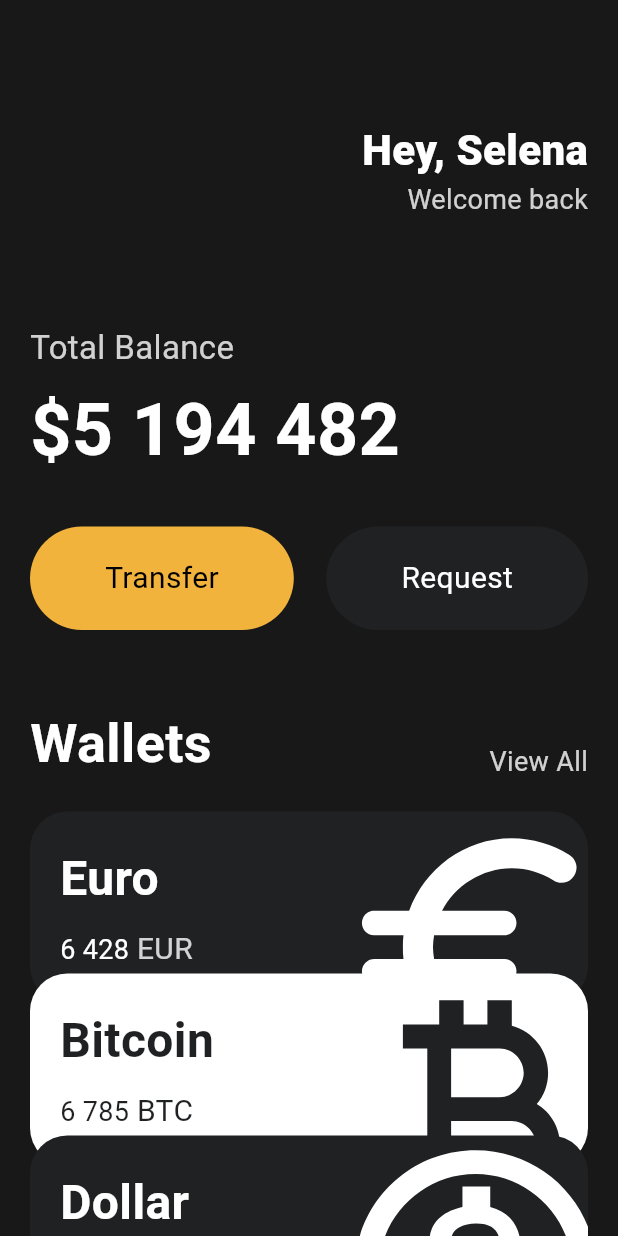
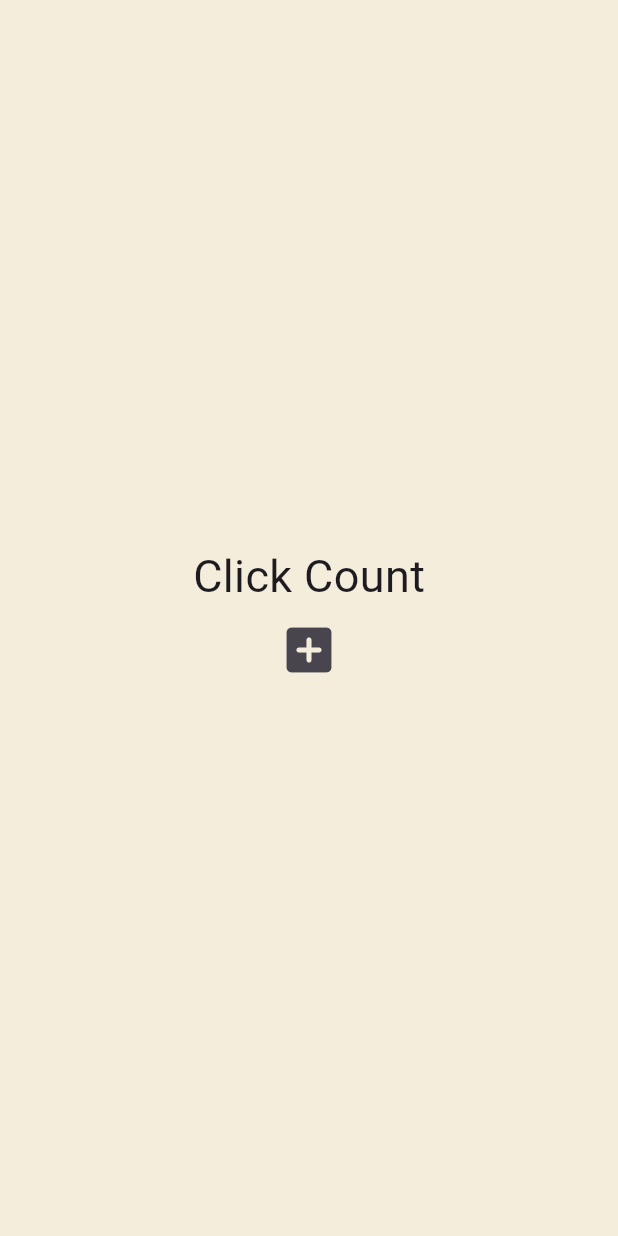
Before and after one commit to RubiYH/toonflix, a Flutter app: the screen it shows after launch, on a phone screen of 412 x 824 dp. Run offline on Flutter 3.47's test engine with Material 3 defaults, Android fonts, the light colour scheme and no system bars.

Commit message:
setState: Counter

```diff
--- a/lib/main.dart
+++ b/lib/main.dart
@@ -1,135 +1,47 @@
 import 'package:flutter/material.dart';
-import 'package:toonflix/widgets/Button.dart';
-import 'package:toonflix/widgets/curreny_card.dart';
 
 void main() {
   runApp(const App());
 }
 
-class App extends StatelessWidget {
+class App extends StatefulWidget {
   const App({super.key});
+
+  @override
+  State<App> createState() => _AppState();
+}
+
+class _AppState extends State<App> {
+  List<int> numbers = [];
+
+  void onClicked() {
+    setState(() {
+      numbers.add(numbers.length);
+    });
+  }
 
   @override
   Widget build(BuildContext context) {
     return MaterialApp(
       home: Scaffold(
-        backgroundColor: const Color(0xFF181818),
-        body: SingleChildScrollView(
-          child: Padding(
-            padding: const EdgeInsets.symmetric(horizontal: 20),
+        backgroundColor: const Color(0xFFF4EDDB),
+        body: Center(
           child: Column(
-              crossAxisAlignment: CrossAxisAlignment.start,
-              children: [
-                const SizedBox(height: 80),
-                Row(
-                  mainAxisAlignment: MainAxisAlignment.end,
-                  children: [
-                    Column(
-                      crossAxisAlignment: CrossAxisAlignment.end,
+            mainAxisAlignment: MainAxisAlignment.center,
             children: [
               const Text(
-                          "Hey, Selena",
+                "Click Count",
                 style: TextStyle(
-                              color: Colors.white,
-                              fontSize: 28,
-                              fontWeight: FontWeight.w800),
-                        ),
-                        Text(
-                          'Welcome back',
-                          style: TextStyle(
-                            color: Colors.white.withOpacity(0.8),
-                            fontSize: 18,
+                  fontSize: 30,
                 ),
               ),
-                      ],
+              for (var n in numbers) Text("$n"),
+              IconButton(
+                iconSize: 40,
+                onPressed: onClicked,
+                icon: const Icon(Icons.add_box_rounded),
               )
             ],
-                ),
-                const SizedBox(
-                  height: 70,
-                ),
-                Text(
-                  "Total Balance",
-                  style: TextStyle(
-                    color: Colors.white.withOpacity(0.8),
-                    fontSize: 22,
-                  ),
-                ),
-                const SizedBox(
-                  height: 5,
-                ),
-                const Text(
-                  "\$5 194 482",
-                  style: TextStyle(
-                      fontSize: 48,
-                      color: Colors.white,
-                      fontWeight: FontWeight.w600),
-                ),
-                const SizedBox(
-                  height: 30,
-                ),
-                const Row(
-                  mainAxisAlignment: MainAxisAlignment.spaceBetween,
-                  children: [
-                    Button(
-                        text: 'Transfer',
-                        bgColor: Color(0xFFF1B33B),
-                        textColor: Colors.black),
-                    Button(
-                        text: 'Request',
-                        bgColor: Color(0xFF1F2123),
-                        textColor: Colors.white),
-                  ],
-                ),
-                const SizedBox(
-                  height: 50,
-                ),
-                Row(
-                  mainAxisAlignment: MainAxisAlignment.spaceBetween,
-                  crossAxisAlignment: CrossAxisAlignment.end,
-                  children: [
-                    const Text(
-                      "Wallets",
-                      style: TextStyle(
-                          color: Colors.white,
-                          fontSize: 36,
-                          fontWeight: FontWeight.w600),
-                    ),
-                    Text(
-                      "View All",
-                      style: TextStyle(
-                        color: Colors.white.withOpacity(0.8),
-                        fontSize: 18,
-                      ),
-                    ),
-                  ],
-                ),
-                const SizedBox(
-                  height: 20,
-                ),
-                CurrencyCard(
-                  name: "Euro",
-                  code: 'EUR',
-                  amount: '6 428',
-                  icon: Icons.euro_rounded,
-                  order: 1,
-                ),
-                CurrencyCard(
-                  name: "Bitcoin",
-                  code: 'BTC',
-                  amount: '6 785',
-                  icon: Icons.currency_bitcoin,
-                  order: 2,
-                ),
-                CurrencyCard(
-                  name: "Dollar",
-                  code: 'USD',
-                  amount: '428',
-                  icon: Icons.monetization_on_outlined,
-                  order: 3,
-                ),
-              ],
-            ),
           ),
         ),
       ),
--- a/lib/widgets/button.dart
+++ /dev/null
@@ -1,32 +0,0 @@
-import 'package:flutter/material.dart';
-
-class Button extends StatelessWidget {
-  final String text;
-  final Color bgColor;
-  final Color textColor;
-
-  const Button({
-    super.key,
-    required this.text,
-    required this.bgColor,
-    required this.textColor,
-  });
-
-  @override
-  Widget build(BuildContext context) {
-    return Container(
-      decoration: BoxDecoration(
-          color: bgColor, borderRadius: BorderRadius.circular(45)),
-      child: Padding(
-        padding: const EdgeInsets.symmetric(
-          vertical: 20,
-          horizontal: 50,
-        ),
-        child: Text(
-          text,
-          style: TextStyle(fontSize: 20, color: textColor),
-        ),
-      ),
-    );
-  }
-}
--- a/lib/widgets/curreny_card.dart
+++ /dev/null
@@ -1,89 +0,0 @@
-import 'package:flutter/material.dart';
-
-class CurrencyCard extends StatelessWidget {
-  final String name, code, amount;
-  final IconData icon;
-  final bool isInverted;
-  final int order;
-
-  final _blackColor = const Color(0xFF1F2123);
-
-  CurrencyCard({
-    super.key,
-    required this.name,
-    required this.code,
-    required this.amount,
-    required this.icon,
-    required this.order,
-  }) : isInverted = order.isEven;
-
-  @override
-  Widget build(BuildContext context) {
-    return Transform.translate(
-      offset: Offset(0, -20 * (order - 1)),
-      child: Container(
-        clipBehavior: Clip.hardEdge,
-        decoration: BoxDecoration(
-          color: isInverted ? Colors.white : const Color(0xFF1F2123),
-          borderRadius: BorderRadius.circular(25),
-        ),
-        child: Padding(
-          padding: const EdgeInsets.all(20),
-          child: Row(
-            mainAxisAlignment: MainAxisAlignment.spaceBetween,
-            children: [
-              Column(
-                crossAxisAlignment: CrossAxisAlignment.start,
-                children: [
-                  Text(
-                    name,
-                    style: TextStyle(
-                      color: isInverted ? _blackColor : Colors.white,
-                      fontSize: 32,
-                      fontWeight: FontWeight.w600,
-                    ),
-                  ),
-                  const SizedBox(
-                    height: 10,
-                  ),
-                  Row(
-                    children: [
-                      Text(
-                        amount,
-                        style: TextStyle(
-                          color: isInverted ? _blackColor : Colors.white,
-                          fontSize: 18,
-                        ),
-                      ),
-                      const SizedBox(
-                        width: 5,
-                      ),
-                      Text(
-                        code,
-                        style: TextStyle(
-                            color: isInverted
-                                ? _blackColor
-                                : Colors.white.withOpacity(0.8),
-                            fontSize: 20),
-                      ),
-                    ],
-                  )
-                ],
-              ),
-              Transform.scale(
-                  scale: 2.2,
-                  child: Transform.translate(
-                    offset: const Offset(-5, 12),
-                    child: Icon(
-                      icon,
-                      color: isInverted ? _blackColor : Colors.white,
-                      size: 88,
-                    ),
-                  ))
-            ],
-          ),
-        ),
-      ),
-    );
-  }
-}
```
Lines whose indentation alone changed are shown as unchanged.
